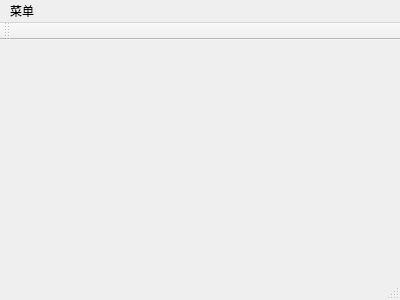
Above: pma/mainwindow.ui from FlyingGarfield/productManager_assistant before the change. Below: the same form after it.
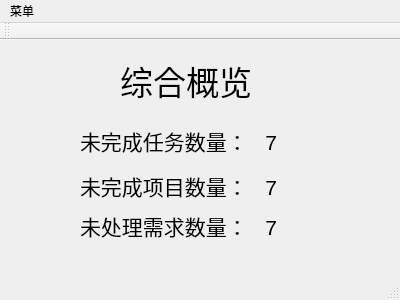
That is the form after the change.

What changed in the file:
```diff
--- a/pma/mainwindow.ui
+++ b/pma/mainwindow.ui
@@ -13,7 +13,80 @@
   <property name="windowTitle">
    <string>MainWindow</string>
   </property>
-  <widget class="QWidget" name="centralWidget"/>
+  <widget class="QWidget" name="centralWidget">
+   <widget class="QLabel" name="label">
+    <property name="geometry">
+     <rect>
+      <x>80</x>
+      <y>80</y>
+      <width>231</width>
+      <height>41</height>
+     </rect>
+    </property>
+    <property name="font">
+     <font>
+      <pointsize>16</pointsize>
+     </font>
+    </property>
+    <property name="text">
+     <string>未完成任务数量：   7 </string>
+    </property>
+   </widget>
+   <widget class="QLabel" name="label_2">
+    <property name="geometry">
+     <rect>
+      <x>80</x>
+      <y>130</y>
+      <width>231</width>
+      <height>31</height>
+     </rect>
+    </property>
+    <property name="font">
+     <font>
+      <pointsize>16</pointsize>
+     </font>
+    </property>
+    <property name="text">
+     <string>未完成项目数量：   7 </string>
+    </property>
+   </widget>
+   <widget class="QLabel" name="label_3">
+    <property name="geometry">
+     <rect>
+      <x>80</x>
+      <y>170</y>
+      <width>231</width>
+      <height>31</height>
+     </rect>
+    </property>
+    <property name="font">
+     <font>
+      <pointsize>16</pointsize>
+     </font>
+    </property>
+    <property name="text">
+     <string>未处理需求数量：   7 </string>
+    </property>
+   </widget>
+   <widget class="QLabel" name="label_4">
+    <property name="geometry">
+     <rect>
+      <x>120</x>
+      <y>20</y>
+      <width>171</width>
+      <height>41</height>
+     </rect>
+    </property>
+    <property name="font">
+     <font>
+      <pointsize>25</pointsize>
+     </font>
+    </property>
+    <property name="text">
+     <string>综合概览</string>
+    </property>
+   </widget>
+  </widget>
   <widget class="QMenuBar" name="menuBar">
    <property name="geometry">
     <rect>
```
Left out of the diff: 26 changed lines with no effect on the pictures.
